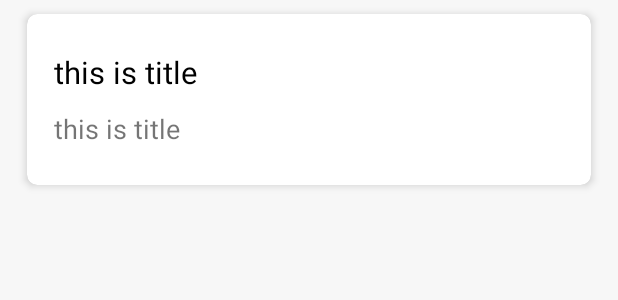
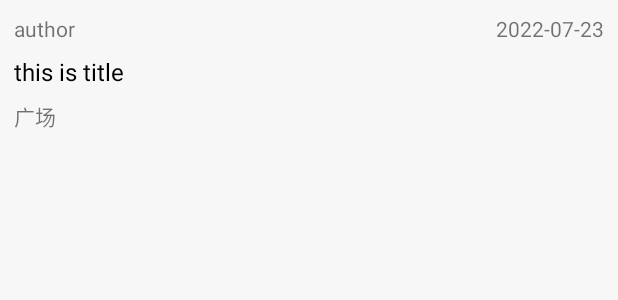
Before and after one commit to zhpanvip/OneAndroid, an Android app: the layout item_article.xml on its own in the app's theme, with its tools: preview values and no code run, on a phone screen of 412 x 824 dp. Shown: the top 300 px of the screen. Run offline under Robolectric (Android 15) with nearby library versions, the phone set to English and light mode, and no system bars.

Commit message:
Update UI

```diff
--- a/app/src/main/java/com/zhpan/oneandroid/base/DataBindingAdapter.java
+++ b/app/src/main/java/com/zhpan/oneandroid/base/DataBindingAdapter.java
@@ -10,13 +10,11 @@ import com.bumptech.glide.Glide;
 import com.chad.library.adapter.base.BaseQuickAdapter;
 import com.chad.library.adapter.base.listener.OnItemClickListener;
 import com.zhpan.bannerview.BannerViewPager;
-import com.zhpan.bannerview.constants.PageStyle;
 import com.zhpan.indicator.base.BaseIndicatorView;
 import com.zhpan.indicator.enums.IndicatorSlideMode;
 import com.zhpan.indicator.enums.IndicatorStyle;
 import com.zhpan.oneandroid.R;
 import com.zhpan.oneandroid.adapter.BannerAdapter;
-import com.zhpan.oneandroid.adapter.BannerViewHolder;
 import com.zhpan.oneandroid.model.bean.BannerBean;
 
 /**
--- a/app/src/main/java/com/zhpan/oneandroid/ui/home/HomeRepository.kt
+++ b/app/src/main/java/com/zhpan/oneandroid/ui/home/HomeRepository.kt
@@ -2,7 +2,7 @@ package com.zhpan.oneandroid.ui.home
 
 import com.zhpan.library.base.BaseRepository
 import com.zhpan.library.network.ResponseMutableLiveData
-import com.zhpan.oneandroid.api.RetrofitCreator
+import com.zhpan.oneandroid.api.RetrofitManager
 import com.zhpan.oneandroid.model.response.ArticleResponse
 import com.zhpan.oneandroid.model.bean.BannerBean
 
@@ -20,13 +20,13 @@ class HomeRepository : BaseRepository() {
     showLoading:Boolean
   ) {
     executeRequest({
-      RetrofitCreator.getLoginAPI().getHomeArticles(page)
+      RetrofitManager.getApiService().getHomeArticles(page)
     }, responseLiveData,showLoading)
   }
 
   suspend fun getBannerData(bannerLiveData: ResponseMutableLiveData<List<BannerBean>>) {
     executeRequest({
-      RetrofitCreator.getLoginAPI().getBannerData()
+      RetrofitManager.getApiService().getBannerData()
     }, bannerLiveData)
   }
 }
--- a/app/src/main/java/com/zhpan/oneandroid/ui/knowledge/KnowledgeRepository.kt
+++ b/app/src/main/java/com/zhpan/oneandroid/ui/knowledge/KnowledgeRepository.kt
@@ -2,7 +2,7 @@ package com.zhpan.oneandroid.ui.knowledge
 
 import com.zhpan.library.base.BaseRepository
 import com.zhpan.library.network.ResponseMutableLiveData
-import com.zhpan.oneandroid.api.RetrofitCreator
+import com.zhpan.oneandroid.api.RetrofitManager
 import com.zhpan.oneandroid.model.bean.KnowledgeBean
 
 /**
@@ -17,7 +17,7 @@ class KnowledgeRepository : BaseRepository() {
     showLoading: Boolean
   ) {
     executeRequest({
-      RetrofitCreator.getLoginAPI().getSystemClassify()
+      RetrofitManager.getApiService().getSystemClassify()
     }, responseLiveData, showLoading)
   }
 }
--- a/app/src/main/java/com/zhpan/oneandroid/ui/knowledge/article/KnowledgeListRepository.kt
+++ b/app/src/main/java/com/zhpan/oneandroid/ui/knowledge/article/KnowledgeListRepository.kt
@@ -2,7 +2,7 @@ package com.zhpan.oneandroid.ui.knowledge.article
 
 import com.zhpan.library.base.BaseRepository
 import com.zhpan.library.network.ResponseMutableLiveData
-import com.zhpan.oneandroid.api.RetrofitCreator
+import com.zhpan.oneandroid.api.RetrofitManager
 import com.zhpan.oneandroid.model.response.ArticleResponse
 
 /**
@@ -20,7 +20,7 @@ class KnowledgeListRepository : BaseRepository() {
     responseLiveData: ResponseMutableLiveData<ArticleResponse>
   ) {
     executeRequest({
-      RetrofitCreator.getLoginAPI().getKnowledgeArticles(page, cid)
+      RetrofitManager.getApiService().getKnowledgeArticles(page, cid)
     }, responseLiveData,showLoading)
   }
 }
--- a/app/src/main/java/com/zhpan/oneandroid/ui/login/LoginRepository.kt
+++ b/app/src/main/java/com/zhpan/oneandroid/ui/login/LoginRepository.kt
@@ -2,7 +2,7 @@ package com.zhpan.oneandroid.ui.login
 
 import com.zhpan.library.base.BaseRepository
 import com.zhpan.library.network.ResponseMutableLiveData
-import com.zhpan.oneandroid.api.RetrofitCreator
+import com.zhpan.oneandroid.api.RetrofitManager
 import com.zhpan.oneandroid.model.bean.User
 
 /**
@@ -14,7 +14,7 @@ import com.zhpan.oneandroid.model.bean.User
 class LoginRepository : BaseRepository() {
   suspend fun login(userName: String, password: String, loginLiveData: ResponseMutableLiveData<User>) {
     executeRequest({
-      RetrofitCreator.getLoginAPI().login(userName, password)
+      RetrofitManager.getApiService().login(userName, password)
     }, loginLiveData)
   }
 }
--- a/app/src/main/java/com/zhpan/oneandroid/ui/project/ProjectRepository.kt
+++ b/app/src/main/java/com/zhpan/oneandroid/ui/project/ProjectRepository.kt
@@ -2,7 +2,7 @@ package com.zhpan.oneandroid.ui.project
 
 import com.zhpan.library.base.BaseRepository
 import com.zhpan.library.network.ResponseMutableLiveData
-import com.zhpan.oneandroid.api.RetrofitCreator
+import com.zhpan.oneandroid.api.RetrofitManager
 import com.zhpan.oneandroid.model.bean.ProjectClassify
 
 /**
@@ -18,7 +18,7 @@ class ProjectRepository : BaseRepository() {
     showLoading: Boolean
   ) {
     executeRequest(
-      { RetrofitCreator.getLoginAPI().getProjectClassify() },
+      { RetrofitManager.getApiService().getProjectClassify() },
       responseLiveData,
       showLoading
     )
--- a/app/src/main/java/com/zhpan/oneandroid/ui/project/list/ProjectListRepository.kt
+++ b/app/src/main/java/com/zhpan/oneandroid/ui/project/list/ProjectListRepository.kt
@@ -2,7 +2,7 @@ package com.zhpan.oneandroid.ui.project.list
 
 import com.zhpan.library.base.BaseRepository
 import com.zhpan.library.network.ResponseMutableLiveData
-import com.zhpan.oneandroid.api.RetrofitCreator
+import com.zhpan.oneandroid.api.RetrofitManager
 import com.zhpan.oneandroid.model.response.ProjectResponse
 
 /**
@@ -19,7 +19,7 @@ class ProjectListRepository : BaseRepository() {
     cid: String
   ) {
     executeRequest(
-      { RetrofitCreator.getLoginAPI().getProjectList(page, cid) },
+      { RetrofitManager.getApiService().getProjectList(page, cid) },
       responseLiveData,
       showLoading
     )
--- a/app/src/main/java/com/zhpan/oneandroid/ui/square/SquareRepository.kt
+++ b/app/src/main/java/com/zhpan/oneandroid/ui/square/SquareRepository.kt
@@ -2,7 +2,7 @@ package com.zhpan.oneandroid.ui.square
 
 import com.zhpan.library.base.BaseRepository
 import com.zhpan.library.network.ResponseMutableLiveData
-import com.zhpan.oneandroid.api.RetrofitCreator
+import com.zhpan.oneandroid.api.RetrofitManager
 import com.zhpan.oneandroid.model.response.ArticleResponse
 
 /**
@@ -18,7 +18,7 @@ class SquareRepository() : BaseRepository() {
     showLoading: Boolean
   ) {
     executeRequest(
-      { RetrofitCreator.getLoginAPI().getSquareArticles(page) },
+      { RetrofitManager.getApiService().getSquareArticles(page) },
       responseLiveData,
       showLoading
     )
--- a/app/src/main/java/com/zhpan/oneandroid/ui/wechat/OfficialAccountRepository.kt
+++ b/app/src/main/java/com/zhpan/oneandroid/ui/wechat/OfficialAccountRepository.kt
@@ -2,7 +2,7 @@ package com.zhpan.oneandroid.ui.wechat
 
 import com.zhpan.library.base.BaseRepository
 import com.zhpan.library.network.ResponseMutableLiveData
-import com.zhpan.oneandroid.api.RetrofitCreator
+import com.zhpan.oneandroid.api.RetrofitManager
 import com.zhpan.oneandroid.model.bean.OfficialAccountBean
 
 /**
@@ -16,7 +16,7 @@ class OfficialAccountRepository : BaseRepository() {
     showLoading: Boolean
   ) {
     executeRequest(
-      { RetrofitCreator.getLoginAPI().getOfficialAccounts() },
+      { RetrofitManager.getApiService().getOfficialAccounts() },
       responseLiveData,
       showLoading
     )
--- a/app/src/main/java/com/zhpan/oneandroid/ui/wechat/article/WeChatArticleRepository.kt
+++ b/app/src/main/java/com/zhpan/oneandroid/ui/wechat/article/WeChatArticleRepository.kt
@@ -2,7 +2,7 @@ package com.zhpan.oneandroid.ui.wechat.article
 
 import com.zhpan.library.base.BaseRepository
 import com.zhpan.library.network.ResponseMutableLiveData
-import com.zhpan.oneandroid.api.RetrofitCreator
+import com.zhpan.oneandroid.api.RetrofitManager
 import com.zhpan.oneandroid.model.response.ArticleResponse
 
 /**
@@ -18,7 +18,7 @@ class WeChatArticleRepository : BaseRepository() {
     showLoading: Boolean
   ) {
     executeRequest({
-      RetrofitCreator.getLoginAPI().getWechatArticles(accountId, page)
+      RetrofitManager.getApiService().getWechatArticles(accountId, page)
     }, responseLiveData, showLoading)
   }
 }
--- a/app/src/main/res/layout/item_article.xml
+++ b/app/src/main/res/layout/item_article.xml
@@ -8,45 +8,61 @@
     <variable
         name="article"
         type="com.zhpan.oneandroid.model.bean.ArticleBean" />
+
+    <import type="com.blankj.utilcode.util.TimeUtils" />
+    <import type="android.text.TextUtils" />
   </data>
 
-    <androidx.cardview.widget.CardView
+  <androidx.constraintlayout.widget.ConstraintLayout
       android:layout_width="match_parent"
       android:layout_height="wrap_content"
-        android:layout_marginStart="@dimen/dp_16"
-        android:layout_marginTop="@dimen/dp_8"
-        android:layout_marginEnd="@dimen/dp_16"
-        android:layout_marginBottom="@dimen/dp_8"
-        bind:cardCornerRadius="@dimen/common_radius"
-        bind:cardElevation="@dimen/dp_3">
+      android:orientation="vertical"
+      android:padding="@dimen/dp_8">
 
-        <LinearLayout
-            android:layout_width="match_parent"
-            android:layout_height="@dimen/dp_100"
-            android:gravity="center_vertical"
-            android:orientation="vertical"
-            android:padding="@dimen/dp_16">
+    <TextView
+        android:id="@+id/tv_author"
+        android:layout_width="wrap_content"
+        android:layout_height="wrap_content"
+        android:textSize="@dimen/sp_12"
+        android:text="@{TextUtils.isEmpty(article.shareUser)?article.author:article.shareUser}"
+        bind:layout_constraintTop_toTopOf="parent"
+        bind:layout_constraintStart_toStartOf="parent"
+        tools:text="author" />
+
+    <TextView
+        android:id="@+id/tv_date"
+        android:layout_width="wrap_content"
+        android:layout_height="wrap_content"
+        android:textSize="@dimen/sp_12"
+        bind:layout_constraintTop_toTopOf="parent"
+        bind:layout_constraintEnd_toEndOf="parent"
+        android:text="@{article.niceDate}"
+        tools:text="2022-07-23" />
 
     <TextView
         android:id="@+id/tv_title"
         android:layout_width="wrap_content"
         android:layout_height="wrap_content"
         android:ellipsize="end"
-                android:maxLines="1"
+        android:layout_marginTop="@dimen/dp_7"
+        android:maxLines="2"
         android:textColor="#000000"
-                android:textSize="@dimen/sp_18"
-                bind:text="@{article.title}"
+        android:textSize="@dimen/sp_14"
+        bind:layout_constraintStart_toStartOf="parent"
+        bind:layout_constraintTop_toBottomOf="@+id/tv_author"
+        android:text="@{article.title}"
         tools:text="this is title" />
 
     <TextView
-                android:id="@+id/tv_auther"
+        android:id="@+id/tv_tag"
         android:layout_width="wrap_content"
         android:layout_height="wrap_content"
-                android:layout_marginTop="@dimen/dp_10"
-                android:textSize="@dimen/sp_16"
-                bind:text="@{article.author}"
-                tools:text="this is title" />
+        android:textSize="@dimen/sp_12"
+        android:layout_marginTop="@dimen/dp_7"
+        android:text="@{article.superChapterName}"
+        bind:layout_constraintStart_toStartOf="parent"
+        bind:layout_constraintTop_toBottomOf="@id/tv_title"
+        tools:text="广场" />
 
-        </LinearLayout>
-    </androidx.cardview.widget.CardView>
+  </androidx.constraintlayout.widget.ConstraintLayout>
 </layout>
```
Also changed, not shown: app/src/main/java/com/zhpan/oneandroid/adapter/BannerAdapter.kt (+7 -12 lines), app/src/main/java/com/zhpan/oneandroid/adapter/BannerViewHolder.kt (deleted, +0 -28 lines), app/src/main/java/com/zhpan/oneandroid/api/RetrofitManager.kt (renamed from app/src/main/java/com/zhpan/oneandroid/api/RetrofitCreator.kt, +6 -5 lines), app/src/main/java/com/zhpan/oneandroid/model/bean/ArticleBean.kt (+9 -5 lines), app/src/main/res/layout/layout_banner.xml (+5 -9 lines), library/src/main/java/com/zhpan/library/network/ApiServiceCreator.kt (+1 -6 lines), library/src/main/java/com/zhpan/library/network/RetrofitCreator.kt (renamed from library/src/main/java/com/zhpan/library/network/RetrofitManager.kt, +9 -5 lines), library/src/main/java/com/zhpan/library/utils/LoadingHelper.java (deleted, +0 -37 lines). Lines whose indentation alone changed are shown as unchanged.
